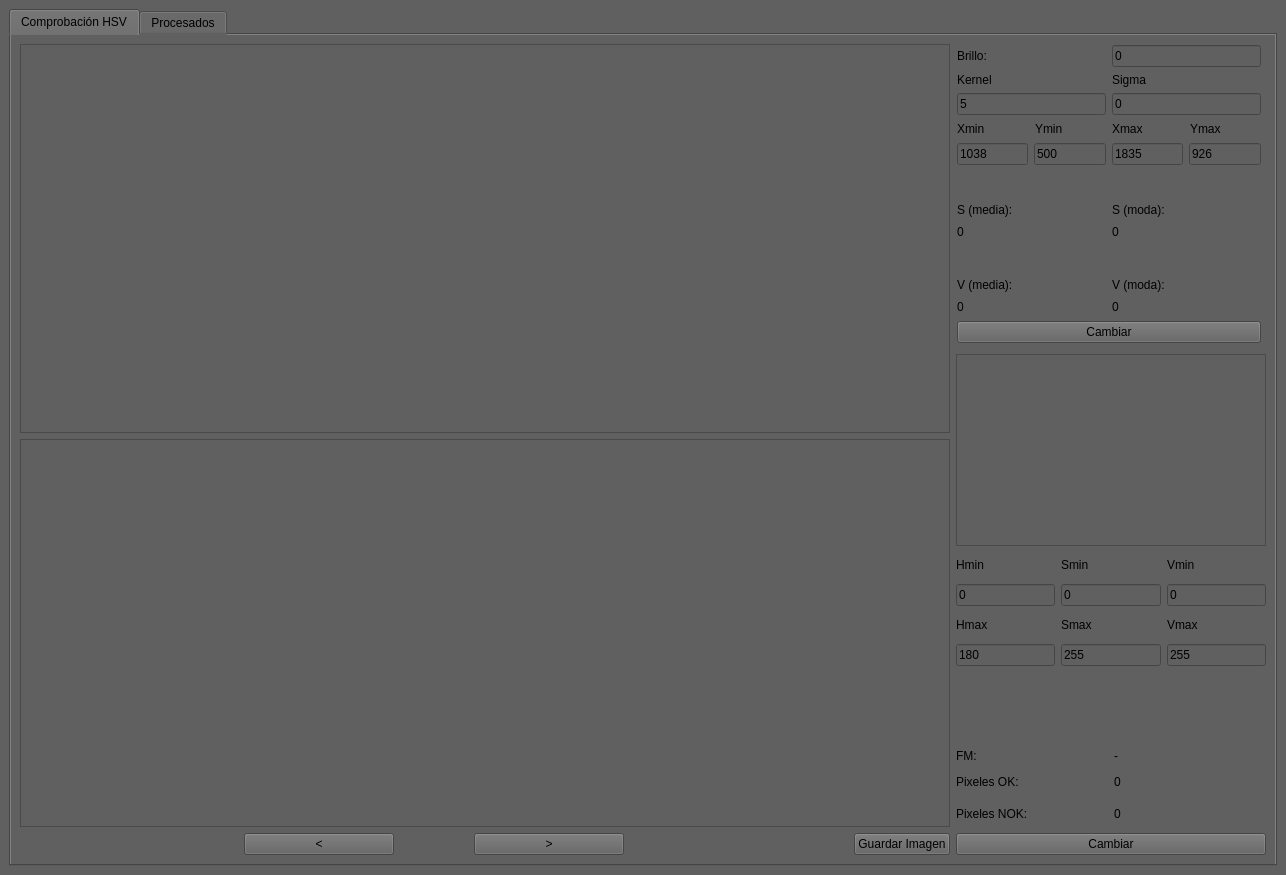
MarcosOF02/ImageChecker, file src/main_ui.ui: the form before one commit.
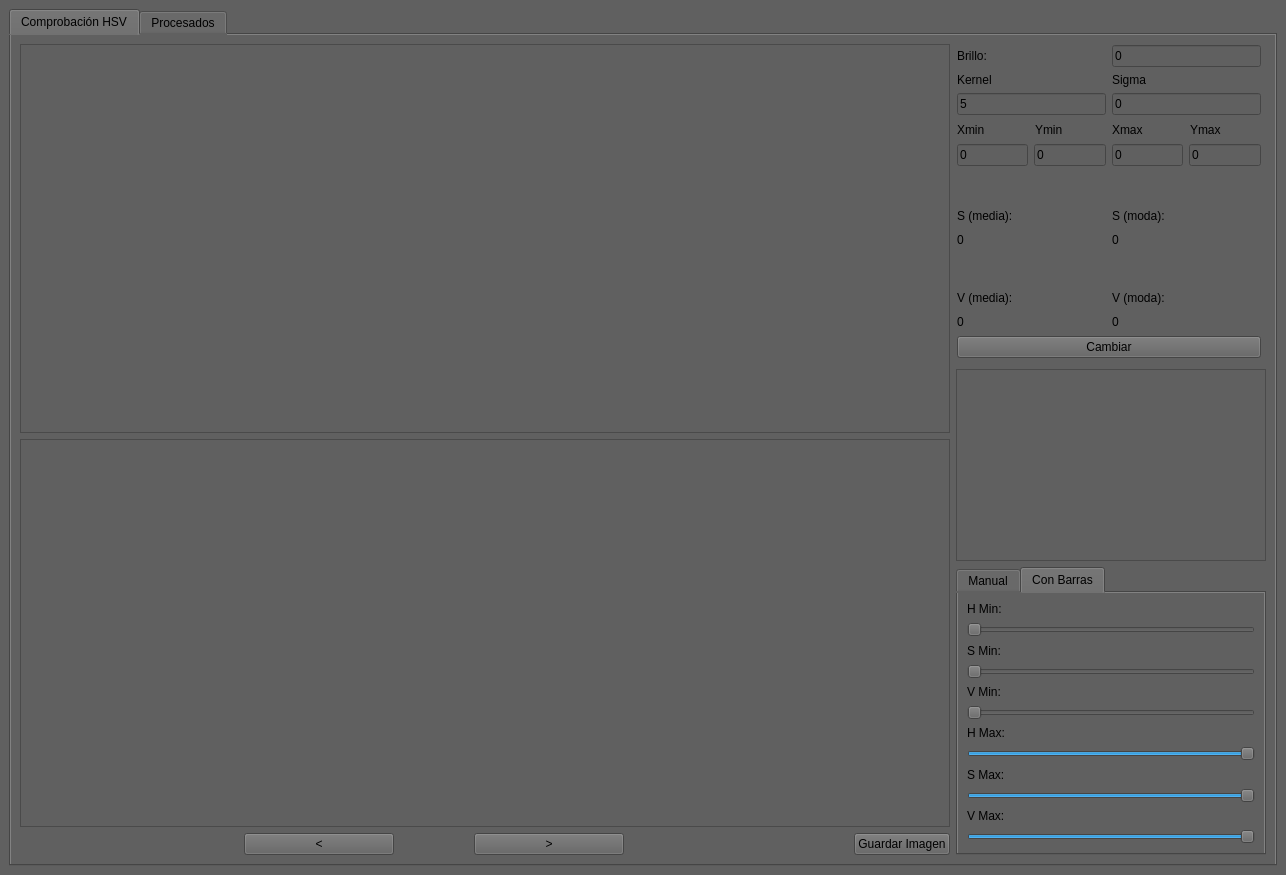
The form after the commit. The open tabs and pages were chosen to show the change.

Patch:
```diff
--- a/src/main_ui.ui
+++ b/src/main_ui.ui
@@ -111,7 +111,7 @@
            </layout>
           </item>
           <item row="1" column="1">
-           <layout class="QVBoxLayout" name="verticalLayout_6" stretch="3,0,3">
+           <layout class="QVBoxLayout" name="verticalLayout_6" stretch="3,0,0">
             <item>
              <layout class="QVBoxLayout" name="verticalLayout_7" stretch="1,0,0,1,1,2,1,1,2,1,1,0">
               <property name="leftMargin">
@@ -217,28 +217,28 @@
                 <item>
                  <widget class="QLineEdit" name="lineEdit_xmin">
                   <property name="text">
-                   <string>1038</string>
+                   <string>0</string>
                   </property>
                  </widget>
                 </item>
                 <item>
                  <widget class="QLineEdit" name="lineEdit_ymin">
                   <property name="text">
-                   <string>500</string>
+                   <string>0</string>
                   </property>
                  </widget>
                 </item>
                 <item>
                  <widget class="QLineEdit" name="lineEdit_xmax">
                   <property name="text">
-                   <string>1835</string>
+                   <string>0</string>
                   </property>
                  </widget>
                 </item>
                 <item>
                  <widget class="QLineEdit" name="lineEdit_ymax">
                   <property name="text">
-                   <string>926</string>
+                   <string>0</string>
                   </property>
                  </widget>
                 </item>
@@ -355,6 +355,16 @@
              <widget class="QGraphicsView" name="graphicsView_5"/>
             </item>
             <item>
+             <widget class="QTabWidget" name="tabWidget">
+              <property name="currentIndex">
+               <number>0</number>
+              </property>
+              <widget class="QWidget" name="tab_3">
+               <attribute name="title">
+                <string>Manual</string>
+               </attribute>
+               <layout class="QGridLayout" name="gridLayout_14">
+                <item row="0" column="0">
              <layout class="QVBoxLayout" name="verticalLayout_8" stretch="1,1,1,1,3,0,1,1,0">
               <item>
                <layout class="QHBoxLayout" name="horizontalLayout_8">
@@ -531,6 +541,128 @@
                </widget>
               </item>
              </layout>
+                </item>
+               </layout>
+              </widget>
+              <widget class="QWidget" name="tab_13">
+               <attribute name="title">
+                <string>Con Barras</string>
+               </attribute>
+               <layout class="QVBoxLayout" name="verticalLayout_22">
+                <item>
+                 <widget class="QLabel" name="label_hminBar">
+                  <property name="text">
+                   <string>H Min: </string>
+                  </property>
+                 </widget>
+                </item>
+                <item>
+                 <widget class="QSlider" name="horizontalSlider_hmin">
+                  <property name="maximum">
+                   <number>180</number>
+                  </property>
+                  <property name="orientation">
+                   <enum>Qt::Horizontal</enum>
+                  </property>
+                 </widget>
+                </item>
+                <item>
+                 <widget class="QLabel" name="label_sminBar">
+                  <property name="text">
+                   <string>S Min: </string>
+                  </property>
+                 </widget>
+                </item>
+                <item>
+                 <widget class="QSlider" name="horizontalSlider_smin">
+                  <property name="maximum">
+                   <number>255</number>
+                  </property>
+                  <property name="orientation">
+                   <enum>Qt::Horizontal</enum>
+                  </property>
+                 </widget>
+                </item>
+                <item>
+                 <widget class="QLabel" name="label_vminBar">
+                  <property name="text">
+                   <string>V Min:</string>
+                  </property>
+                 </widget>
+                </item>
+                <item>
+                 <widget class="QSlider" name="horizontalSlider_vmin">
+                  <property name="maximum">
+                   <number>255</number>
+                  </property>
+                  <property name="orientation">
+                   <enum>Qt::Horizontal</enum>
+                  </property>
+                 </widget>
+                </item>
+                <item>
+                 <widget class="QLabel" name="label_hmaxBar">
+                  <property name="text">
+                   <string>H Max:</string>
+                  </property>
+                 </widget>
+                </item>
+                <item>
+                 <widget class="QSlider" name="horizontalSlider_hmax">
+                  <property name="maximum">
+                   <number>180</number>
+                  </property>
+                  <property name="value">
+                   <number>180</number>
+                  </property>
+                  <property name="orientation">
+                   <enum>Qt::Horizontal</enum>
+                  </property>
+                 </widget>
+                </item>
+                <item>
+                 <widget class="QLabel" name="label_smaxBar">
+                  <property name="text">
+                   <string>S Max:</string>
+                  </property>
+                 </widget>
+                </item>
+                <item>
+                 <widget class="QSlider" name="horizontalSlider_smax">
+                  <property name="maximum">
+                   <number>255</number>
+                  </property>
+                  <property name="value">
+                   <number>255</number>
+                  </property>
+                  <property name="orientation">
+                   <enum>Qt::Horizontal</enum>
+                  </property>
+                 </widget>
+                </item>
+                <item>
+                 <widget class="QLabel" name="label_vmaxBar">
+                  <property name="text">
+                   <string>V Max:</string>
+                  </property>
+                 </widget>
+                </item>
+                <item>
+                 <widget class="QSlider" name="horizontalSlider_vmax">
+                  <property name="maximum">
+                   <number>255</number>
+                  </property>
+                  <property name="value">
+                   <number>255</number>
+                  </property>
+                  <property name="orientation">
+                   <enum>Qt::Horizontal</enum>
+                  </property>
+                 </widget>
+                </item>
+               </layout>
+              </widget>
+             </widget>
             </item>
            </layout>
           </item>
```
Lines whose indentation alone changed are shown as unchanged.
